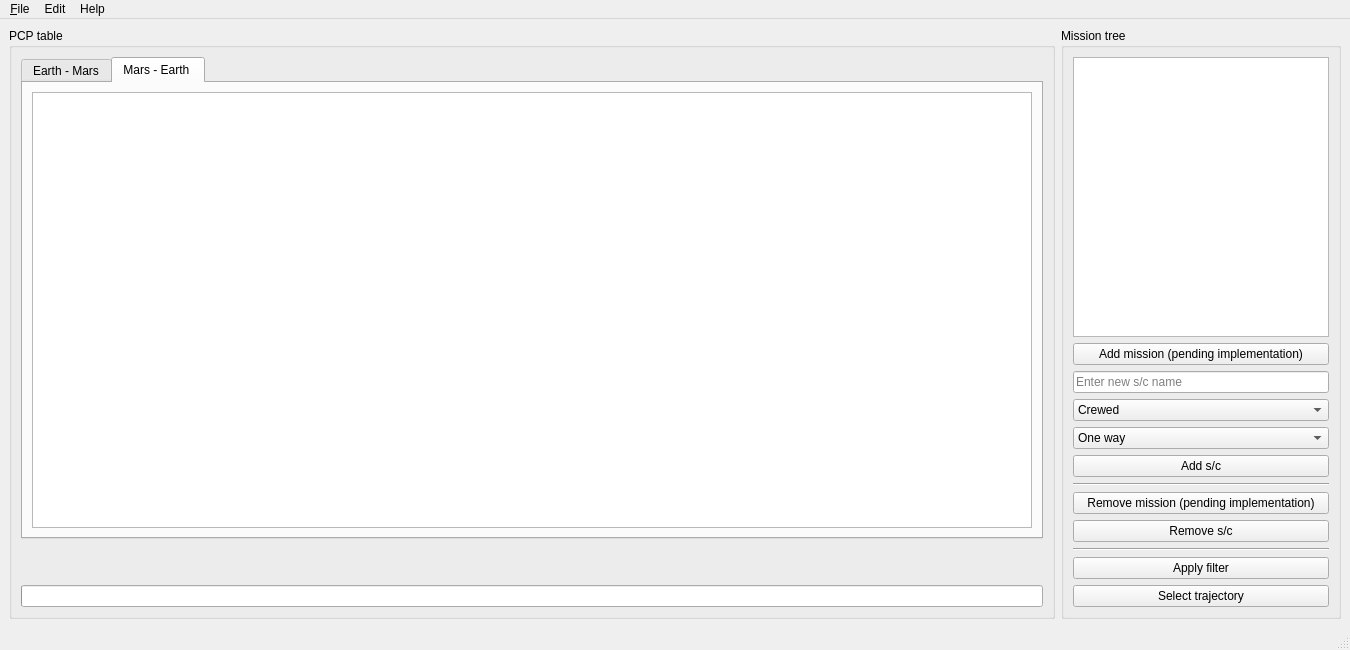
Qt form src/sonet_main_window.ui (jorialand/sonet_tfm_horia) before a commit.
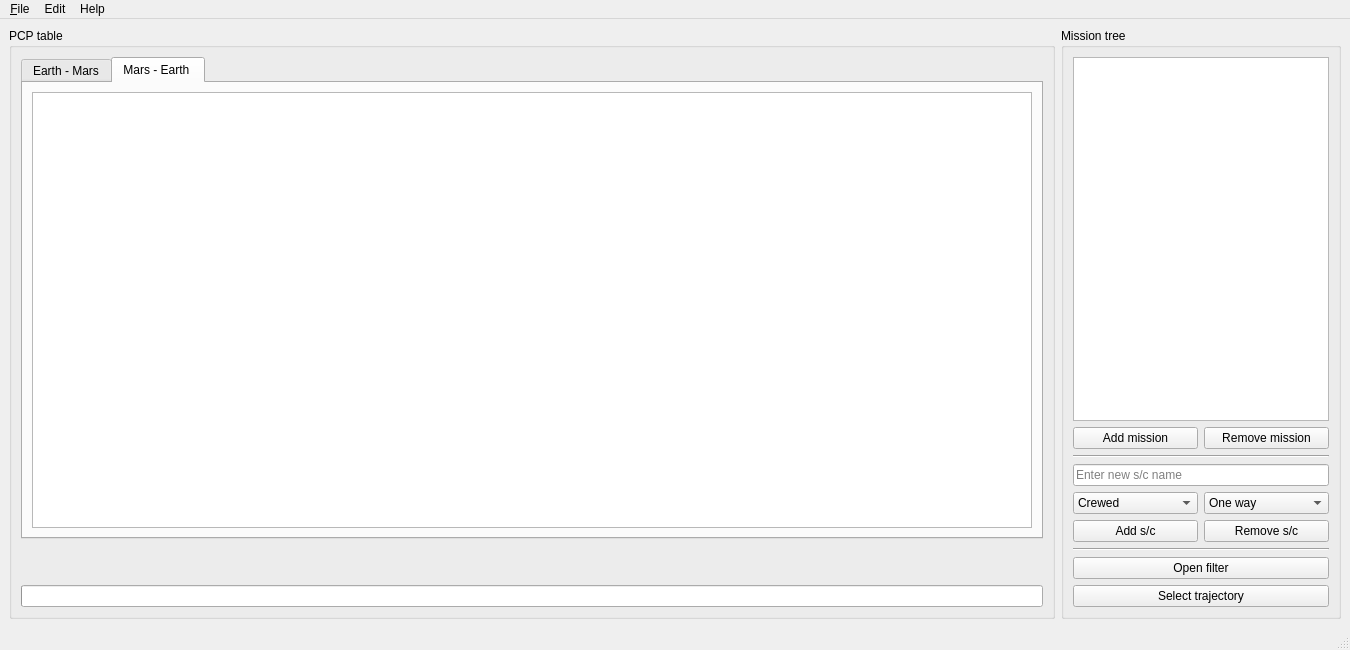
The same form after that commit. The open tabs and pages were chosen to show the change.

Commit message: [] Redesign of the main window.

The edit to the form file:
```diff
--- a/src/sonet_main_window.ui
+++ b/src/sonet_main_window.ui
@@ -62,12 +62,33 @@
         </widget>
        </item>
        <item>
+        <layout class="QHBoxLayout" name="sonet_add_rm_mission_qhbox">
+         <item>
         <widget class="QPushButton" name="sonet_add_mission_qpb">
          <property name="toolTip">
           <string>Create new mission</string>
          </property>
          <property name="text">
-          <string>Add mission (pending implementation)</string>
+            <string>Add mission</string>
+           </property>
+          </widget>
+         </item>
+         <item>
+          <widget class="QPushButton" name="sonet_remove_mission_qpb">
+           <property name="toolTip">
+            <string>Remove mission</string>
+           </property>
+           <property name="text">
+            <string>Remove mission</string>
+           </property>
+          </widget>
+         </item>
+        </layout>
+       </item>
+       <item>
+        <widget class="Line" name="line">
+         <property name="orientation">
+          <enum>Qt::Horizontal</enum>
          </property>
         </widget>
        </item>
@@ -85,6 +106,8 @@
         </widget>
        </item>
        <item>
+        <layout class="QHBoxLayout" name="sonet_spacecraft_type_qhbox">
+         <item>
         <widget class="QComboBox" name="sonet_spacecraft_type_qcmb">
          <property name="toolTip">
           <string>Select payload</string>
@@ -118,6 +141,10 @@
          </item>
         </widget>
        </item>
+        </layout>
+       </item>
+       <item>
+        <layout class="QHBoxLayout" name="sonet_add_rm_sc_qhbox">
        <item>
         <widget class="QPushButton" name="sonet_add_spacecraft_qpb">
          <property name="toolTip">
@@ -128,23 +155,6 @@
          </property>
         </widget>
        </item>
-       <item>
-        <widget class="Line" name="line">
-         <property name="orientation">
-          <enum>Qt::Horizontal</enum>
-         </property>
-        </widget>
-       </item>
-       <item>
-        <widget class="QPushButton" name="sonet_remove_mission_qpb">
-         <property name="toolTip">
-          <string>Remove mission</string>
-         </property>
-         <property name="text">
-          <string>Remove mission (pending implementation)</string>
-         </property>
-        </widget>
-       </item>
        <item>
         <widget class="QPushButton" name="sonet_remove_spacecraft_qpb">
          <property name="toolTip">
@@ -155,6 +165,8 @@
          </property>
         </widget>
        </item>
+        </layout>
+       </item>
        <item>
         <widget class="Line" name="line_3">
          <property name="orientation">
@@ -168,7 +180,7 @@
           <string>Apply filter</string>
          </property>
          <property name="text">
-          <string>Apply filter</string>
+          <string>Open filter</string>
          </property>
         </widget>
        </item>
```
Left out of the diff: 5 changed lines with no effect on the pictures. Lines whose indentation alone changed are shown as unchanged. The commit also changes 1 other file.
